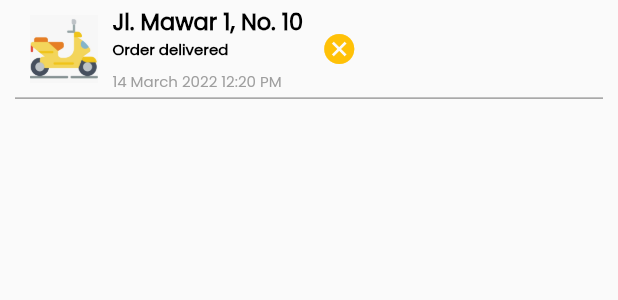
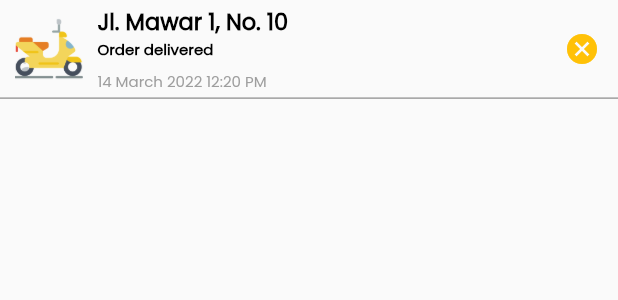
Before and after one commit to Yoga3911/breadify, a Flutter app: the OngoingPage widget shown alone on an empty page, opened directly with empty values, on a phone screen of 412 x 824 dp. Shown: the top 300 px of the screen. Run offline on Flutter 3.47's test engine with Material 2 defaults, Android fonts, the phone set to English and light mode, and no system bars; our stand-ins replace cached_network_image, cloud_firestore, firebase_auth, firebase_core, firebase_storage, google_sign_in and 2 more; missing offline and left inert: flutter_facebook_auth; accounts and stored records are empty; network calls fail.

Commit message:
tab bar on going fix

```diff
--- a/lib/app/views/main/order/widgets/ongoing.dart
+++ b/lib/app/views/main/order/widgets/ongoing.dart
@@ -10,10 +10,11 @@ class OngoingPage extends StatelessWidget {
   @override
   Widget build(BuildContext context) {
     return Container(
-      margin: const EdgeInsets.only(left: 10, right: 10),
+      // padding: const EdgeInsets.only(right: 10),
       width: MediaQuery.of(context).size.width * 1,
       height: MediaQuery.of(context).size.height * 0.08,
       decoration: const BoxDecoration(
+        // color: Colors.blue,
         border: Border(
           bottom: BorderSide(width: 1, color: Colors.grey),
         ),
@@ -26,10 +27,16 @@ class OngoingPage extends StatelessWidget {
         child: InkWell(
           onTap: () {},
           child: Row(
+            mainAxisAlignment: MainAxisAlignment.spaceBetween,
+            children: <Widget>[
+              //anak 1 : Row utk icon (1) dan text (2)
+              Row(
                 children: <Widget>[
                   //1) icon motor
                   Transform.scale(
-                  scale: 0.7, child: Image.asset("assets/icons/motor.jpeg")),
+                    scale: 0.7,
+                    child: Image.asset("assets/icons/motor.png"),
+                  ),
 
                   //2) text : address, status, date
                   Column(
@@ -72,7 +79,10 @@ class OngoingPage extends StatelessWidget {
                       ),
                     ],
                   ),
+                ],
+              ),
 
+              //anak 2 : utk button
               //3) button "cancel"
               IconButton(
                 onPressed: () {},
```
Also changed, not shown: lib/app/views/main/order/widgets/history.dart (+6 -3 lines), assets/icons/motor.jpeg (deleted), assets/icons/motor.png (added). Lines whose indentation alone changed are shown as unchanged.
